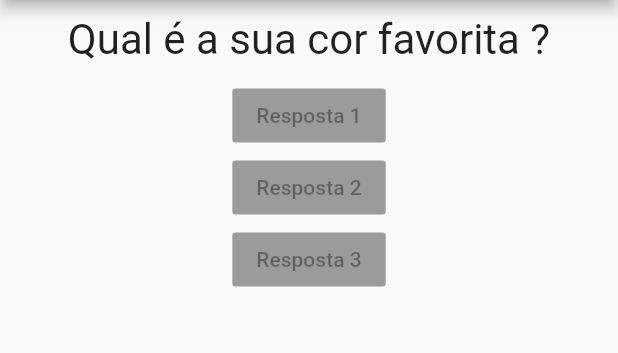
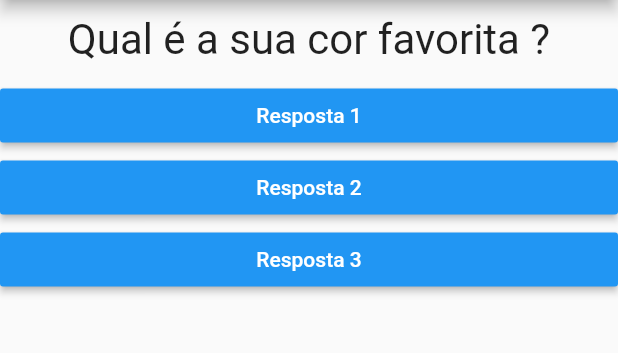
Before and after one commit to gabrielkussler/App-perguntas-Flutter, a Flutter app: the screen it shows after launch, on a phone screen of 412 x 824 dp, the part 84-437 px from its top. Run offline on Flutter 3.47's test engine with Material 2 defaults, Android fonts, the phone set to English and light mode, and no system bars.

Commit message:
passando funçao callback, função como parametro

```diff
--- a/lib/main.dart
+++ b/lib/main.dart
@@ -29,9 +29,9 @@ class _PerguntaAppState extends State<PerguntaApp> {
         body: Column(
           children: [
             Questao(perguntas[_perguntaSelecionada]),
-               Resposta('Resposta 1'),
-               Resposta('Resposta 2'),
-               Resposta('Resposta 3'),
+               Resposta('Resposta 1', _Responder),
+               Resposta('Resposta 2', _Responder),
+               Resposta('Resposta 3', _Responder),
           ],
         ),
       ),
--- a/lib/resposta.dart
+++ b/lib/resposta.dart
@@ -2,13 +2,20 @@ import 'package:flutter/material.dart';
 
 class Resposta extends StatelessWidget {
 final String texto;
+final void Function() quandoSelecionado;
 
-Resposta(this.texto);
+Resposta(this.texto, this.quandoSelecionado);
 
   @override
   Widget build(BuildContext context) {
-    return RaisedButton(onPressed: null,
-      child: Text(texto),
+    return Container(
+      width: double.infinity,
+      child: RaisedButton(
+        textColor: Colors.white,
+        color: Colors.blue,
+        child: Text(texto),
+        onPressed: quandoSelecionado,
+      ),
     );
   }
 }
```
Also changed, not shown: 2 other files.
